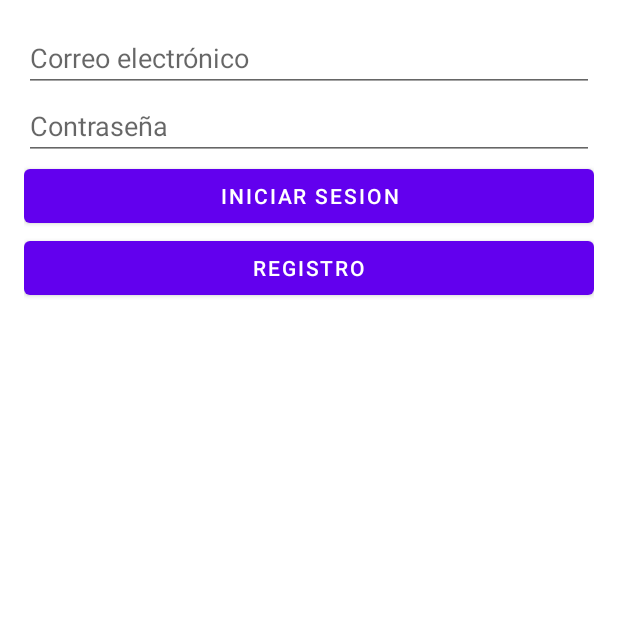
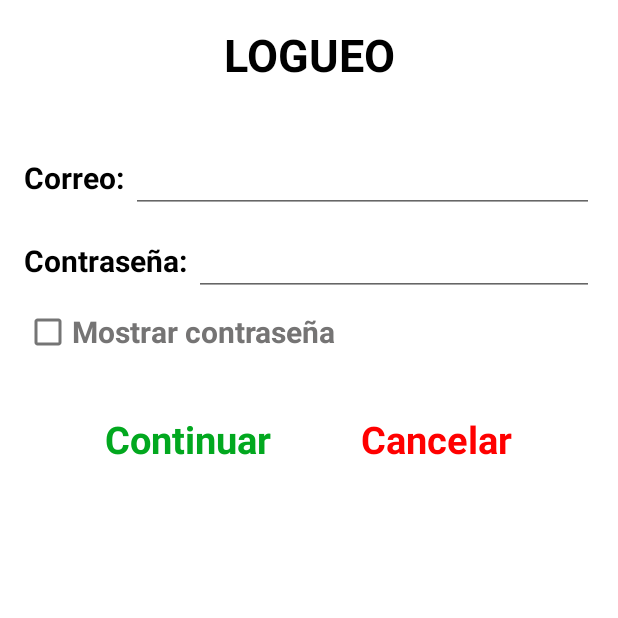
Before and after one commit to sebastian-rodriguez-rincon/MovBo2Grupo4, an Android app: the fragment LoginFragment placed in its activity, on a phone screen of 412 x 824 dp, the top half of it. Run offline under Robolectric (Android 15) with nearby library versions, the phone set to English and light mode, and no system bars.

Commit message:
Se ajusta diseño del fragmment login

```diff
--- a/app/src/main/java/com/example/movb02grupo4/Fragments/LoginFragment.kt
+++ b/app/src/main/java/com/example/movb02grupo4/Fragments/LoginFragment.kt
@@ -9,6 +9,7 @@ import android.view.ViewGroup
 import android.view.inputmethod.InputMethodManager
 import android.widget.Button
 import android.widget.EditText
+import android.widget.TextView
 import android.widget.Toast
 import androidx.fragment.app.Fragment
 import com.example.movb02grupo4.DataBase.DatabaseHelper
@@ -19,6 +20,8 @@ class LoginFragment : Fragment() {
 
     private lateinit var etEmailLogin: EditText
     private lateinit var etPasswordLogin: EditText
+    private lateinit var continuar: TextView
+    private lateinit var cancelar: TextView
     private lateinit var databaseHelper: DatabaseHelper
 
     override fun onCreateView(
@@ -29,8 +32,8 @@ class LoginFragment : Fragment() {
 
         etEmailLogin = view.findViewById(R.id.etEmailLogin)
         etPasswordLogin = view.findViewById(R.id.etPasswordLogin)
-        val btnLogin = view.findViewById<Button>(R.id.btnLogin)
-        val btnRegister = view.findViewById<Button>(R.id.btnRegister)
+        continuar = view.findViewById(R.id.continuar)
+        cancelar = view.findViewById(R.id.cancelar)
 
         databaseHelper = DatabaseHelper(requireContext())
 
@@ -48,13 +51,13 @@ class LoginFragment : Fragment() {
             false
         }
 
-        btnLogin.setOnClickListener {
+        continuar.setOnClickListener {
             hideKeyboard()
             loginUser()
         }
 
-        btnRegister.setOnClickListener {
-            (activity as MainActivity).loadFragment(RegisterFragment())
+        cancelar.setOnClickListener {
+            (activity as MainActivity).loadFragment(InicioFragment())
         }
         return view
     }
--- a/app/src/main/res/layout/fragment_login.xml
+++ b/app/src/main/res/layout/fragment_login.xml
@@ -1,35 +1,122 @@
 <?xml version="1.0" encoding="utf-8"?>
-<LinearLayout xmlns:android="http://schemas.android.com/apk/res/android"
+<androidx.constraintlayout.widget.ConstraintLayout xmlns:android="http://schemas.android.com/apk/res/android"
+    xmlns:app="http://schemas.android.com/apk/res-auto"
+    xmlns:tools="http://schemas.android.com/tools"
     android:layout_width="match_parent"
     android:layout_height="match_parent"
     android:orientation="vertical"
     android:padding="16dp">
 
-    <EditText
-        android:id="@+id/etEmailLogin"
+    <TextView
+        android:id="@+id/textView"
+        android:layout_width="wrap_content"
+        android:layout_height="wrap_content"
+        android:text="@string/login"
+        android:textColor="@color/black"
+        android:textSize="30sp"
+        android:textStyle="bold"
+        app:layout_constraintEnd_toEndOf="parent"
+        app:layout_constraintStart_toStartOf="parent"
+        app:layout_constraintTop_toTopOf="parent" />
+
+    <LinearLayout
+        android:id="@+id/linearMail"
         android:layout_width="match_parent"
         android:layout_height="wrap_content"
-        android:hint="Correo electrónico"
-        android:inputType="textEmailAddress" />
+        android:layout_marginTop="40dp"
+        android:orientation="horizontal"
+        app:layout_constraintEnd_toEndOf="parent"
+        app:layout_constraintStart_toStartOf="parent"
+        app:layout_constraintTop_toBottomOf="@+id/textView">
 
-    <EditText
-        android:id="@+id/etPasswordLogin"
+        <TextView
+            android:layout_width="wrap_content"
+            android:layout_height="wrap_content"
+            android:text="Correo: "
+            android:textColor="@color/black"
+            android:textSize="20sp"
+            android:textStyle="bold" />
+
+        <EditText
+            android:id="@+id/etEmailLogin"
+            android:layout_width="match_parent"
+            android:layout_height="wrap_content"
+            android:inputType="textEmailAddress"
+            android:textColor="@color/black"
+            android:textColorHint="@color/black" />
+
+    </LinearLayout>
+
+    <LinearLayout
+        android:id="@+id/linearPassword"
         android:layout_width="match_parent"
         android:layout_height="wrap_content"
-        android:hint="Contraseña"
-        android:inputType="textPassword" />
+        android:layout_marginTop="10dp"
+        android:orientation="horizontal"
+        app:layout_constraintEnd_toEndOf="parent"
+        app:layout_constraintStart_toStartOf="parent"
+        app:layout_constraintTop_toBottomOf="@+id/linearMail">
 
-    <Button
-        android:id="@+id/btnLogin"
+        <TextView
+            android:layout_width="wrap_content"
+            android:layout_height="wrap_content"
+            android:text="Contraseña: "
+            android:textColor="@color/black"
+            android:textSize="20sp"
+            android:textStyle="bold" />
+
+        <EditText
+            android:id="@+id/etPasswordLogin"
+            android:layout_width="match_parent"
+            android:layout_height="wrap_content"
+            android:inputType="textPassword"
+            android:textColor="@color/black"
+            android:textColorHint="@color/black" />
+
+    </LinearLayout>
+
+    <CheckBox
+        android:id="@+id/checkBox"
+        android:layout_width="wrap_content"
+        android:layout_height="wrap_content"
+        android:text="Mostrar contraseña"
+        android:textColor="#757474"
+        android:textSize="20sp"
+        android:textStyle="bold"
+        app:layout_constraintStart_toStartOf="parent"
+        app:layout_constraintTop_toBottomOf="@+id/linearPassword" />
+
+    <LinearLayout
         android:layout_width="match_parent"
         android:layout_height="wrap_content"
-        android:text="INICIAR SESION" />
+        android:gravity="center"
+        android:orientation="horizontal"
+        app:layout_constraintTop_toBottomOf="@+id/checkBox"
+        tools:layout_editor_absoluteX="16dp">
 
-    <Button
-        android:id="@+id/btnRegister"
-        android:layout_width="match_parent"
-        android:layout_height="wrap_content"
-        android:text="REGISTRO" />
+        <TextView
+            android:id="@+id/continuar"
+            android:layout_width="wrap_content"
+            android:layout_height="wrap_content"
+            android:layout_margin="30dp"
+            android:gravity="center"
+            android:text="Continuar"
+            android:textColor="#02A81F"
+            android:textSize="25sp"
+            android:textStyle="bold" />
+
+        <TextView
+            android:id="@+id/cancelar"
+            android:layout_width="wrap_content"
+            android:layout_height="wrap_content"
+            android:layout_margin="30dp"
+            android:gravity="center"
+            android:text="Cancelar"
+            android:textColor="#FF0000"
+            android:textSize="25sp"
+            android:textStyle="bold" />
+
+    </LinearLayout>
 
 
-</LinearLayout>
+</androidx.constraintlayout.widget.ConstraintLayout>
```
